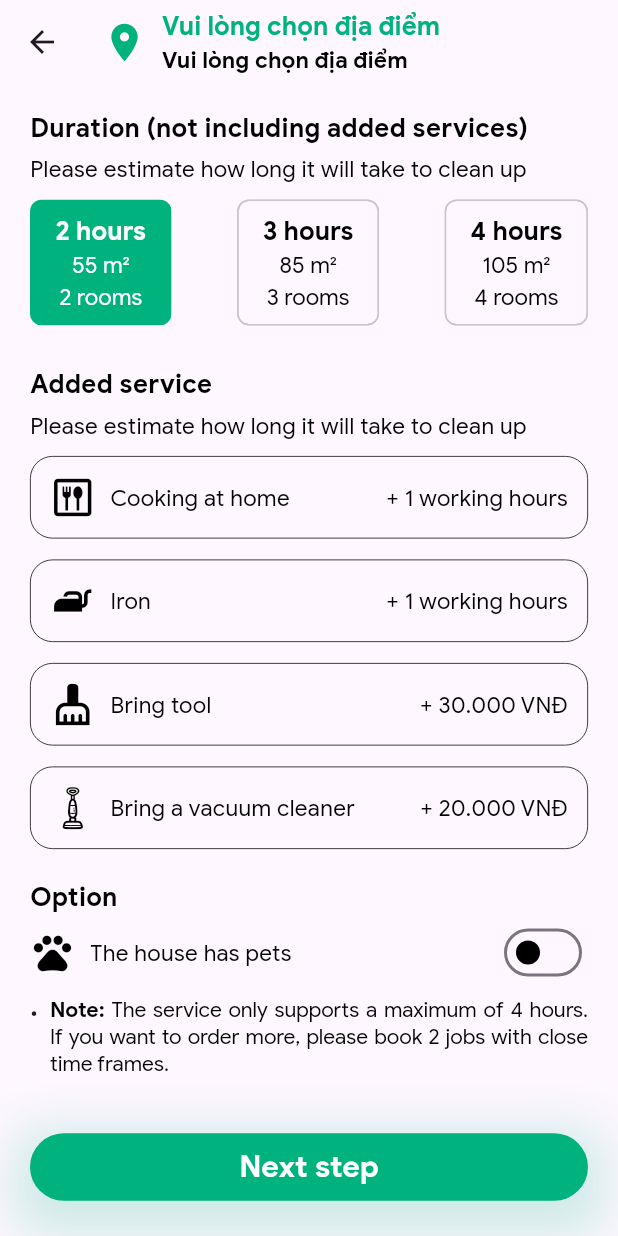
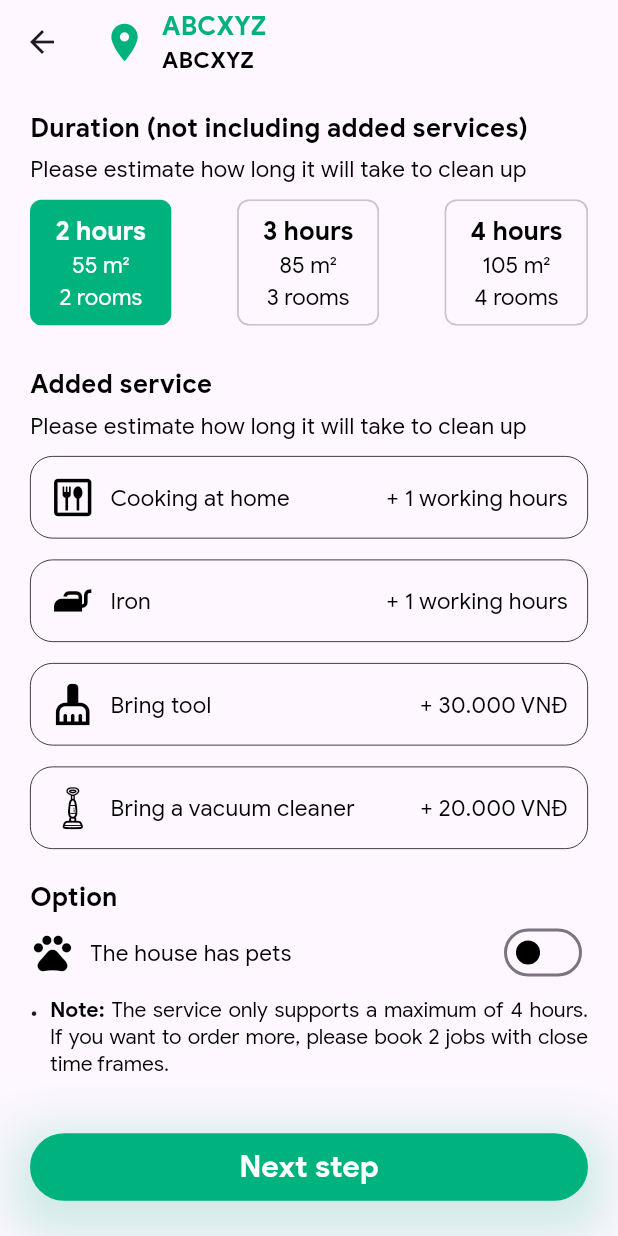
Before and after one commit to dangcpr/aiohs-app, a Flutter app: the CleaningHourlyStep1Screen screen opened directly, on a phone screen of 412 x 824 dp. Run offline on Flutter 3.47's test engine with Material 2 defaults, Android fonts, the phone set to English and light mode, and no system bars; our stand-ins replace another_flutter_splash_screen, awesome_dialog, dio, flutter_bloc, geolocator, google_maps_flutter and 4 more; missing offline and left inert: datetime_setting, flutter_walkthrough_screen; accounts and stored records are empty; generated files the repository leaves out were written again; statements that could not run were skipped.

Commit message:
update cleaning_hourly cubit and gg maps api

```diff
--- /dev/null
+++ b/lib/cleaning_hourly/cubits/save_info/save_address.dart
@@ -0,0 +1,10 @@
+import 'package:flutter_bloc/flutter_bloc.dart';
+import 'package:rmservice/cleaning_hourly/models/address.dart';
+
+class SaveAddressCubit extends Cubit<Address?> {
+  SaveAddressCubit() : super(Address(name: "Nguyễn Hải Đăng", phone: "0123456789", address: "ABCXYZ", shortAddress:"ABCXYZ", typeOfAddress: 'Nhà riêng'));
+
+  void setAddress(Address name) {
+    emit(name);
+  }
+}
--- /dev/null
+++ b/lib/cleaning_hourly/models/address.dart
@@ -0,0 +1,31 @@
+class Address {
+  late String? name;
+  late String? phone;
+  late String? shortAddress;
+  late String? address;
+  late String? typeOfAddress;
+
+  Address({
+    this.name,
+    this.phone,
+    this.shortAddress,
+    this.address,
+    this.typeOfAddress
+  });
+
+  Address.fromJson(Map<String, dynamic> json) {
+    name = json['name'];
+    phone = json['phone'];
+    shortAddress = json['shortAddress'];
+    address = json['address'];
+    typeOfAddress = json['typeOfAddress'];
+  }
+
+  Map<String, dynamic> toJson() => {
+    'name': name,
+    'phone': phone,
+    'shortAddress': shortAddress,
+    'address': address,
+    'typeOfAddress': typeOfAddress
+  };
+}
--- a/lib/cleaning_hourly/models/info_cleaning_hourly.dart
+++ b/lib/cleaning_hourly/models/info_cleaning_hourly.dart
@@ -3,7 +3,6 @@ import 'package:google_maps_flutter/google_maps_flutter.dart';
 class InfoCleaningHourly {
   //late String? name;
   //late String? phone;
-  late LatLng? location;
   late String? shortAddress;
   late String? address;
   late int? duration;
@@ -22,7 +21,6 @@ class InfoCleaningHourly {
   InfoCleaningHourly({
     //this.name,
     //this.phone,
-    this.location,
     this.shortAddress,
     this.address,
     this.duration = 2,
--- a/lib/cleaning_hourly/views/cleaning_hourly_step1.dart
+++ b/lib/cleaning_hourly/views/cleaning_hourly_step1.dart
@@ -1,7 +1,10 @@
 import 'package:flutter/material.dart';
 import 'package:flutter_bloc/flutter_bloc.dart';
+import 'package:page_transition/page_transition.dart';
+import 'package:rmservice/cleaning_hourly/cubits/save_info/save_address.dart';
 import 'package:rmservice/cleaning_hourly/cubits/save_info/save_info.dart';
 import 'package:rmservice/cleaning_hourly/models/info_cleaning_hourly.dart';
+import 'package:rmservice/cleaning_hourly/views/maps.dart';
 import 'package:rmservice/cleaning_hourly/widgets/add_service_choice.dart';
 import 'package:rmservice/cleaning_hourly/widgets/button_app_bar.dart';
 import 'package:rmservice/cleaning_hourly/widgets/button_next_step1.dart';
@@ -38,11 +41,23 @@ class _CleaningHourlyStep1ScreenState extends State<CleaningHourlyStep1Screen> {
       appBar: AppBar(
         titleSpacing: 0,
         title: ButtonChooseLocation(
-          nameLocation: 'Vui lòng chọn địa điểm',
-          addressLocation: 'Vui lòng chọn địa điểm',
+          nameLocation: context.watch<SaveAddressCubit>().state == null
+              ? "Vui lòng chọn địa điểm"
+              : context.watch<SaveAddressCubit>().state!.shortAddress!,
+          addressLocation: context.watch<SaveAddressCubit>().state == null
+              ? "Vui lòng chọn địa điểm"
+              : context.watch<SaveAddressCubit>().state!.address!,
           isDarkMode: isDarkMode,
           onPressed: () {
-            debugPrint('Vui lòng chọn địa điểm');
+            Navigator.push(
+              context,
+              PageTransition(
+                duration: Duration(milliseconds: 400),
+                type: PageTransitionType.rightToLeftWithFade,
+                child: ChooseLocationScreen(),
+                childCurrent: CleaningHourlyStep1Screen(),
+              ),
+            );
           },
         ),
       ),
--- a/lib/cleaning_hourly/views/cleaning_hourly_step2.dart
+++ b/lib/cleaning_hourly/views/cleaning_hourly_step2.dart
@@ -27,7 +27,7 @@ class _CleaningHourlyStep2ScreenState extends State<CleaningHourlyStep2Screen> {
       appBar: AppBar(
         titleSpacing: 0,
         title: Text(
-          'Chọn thời gian làm việc',
+          AppLocalizations.of(context)!.confirmCleaningHourly,
           style: TextStyle(
             fontSize: fontSize.mediumLarger,
             color: isDarkMode ? Colors.white : Colors.black,
--- a/lib/cleaning_hourly/views/cleaning_hourly_step3.dart
+++ b/lib/cleaning_hourly/views/cleaning_hourly_step3.dart
@@ -25,7 +25,7 @@ class _CleaningHourlyStep3ScreenState extends State<CleaningHourlyStep3Screen> {
       appBar: AppBar(
         titleSpacing: 0,
         title: Text(
-          'Xác nhận và thanh toán',
+          AppLocalizations.of(context)!.confirmCleaningHourly,
           style: TextStyle(
             fontSize: fontSize.mediumLarger,
             color: isDarkMode ? Colors.white : Colors.black,
--- a/lib/cleaning_hourly/widgets/button_app_bar.dart
+++ b/lib/cleaning_hourly/widgets/button_app_bar.dart
@@ -37,6 +37,7 @@ class _ButtonChooseLocationState extends State<ButtonChooseLocation> {
           ),
         ),
         child: Row(
+          mainAxisSize: MainAxisSize.min,
           children: [
             Icon(
               Icons.location_on,
@@ -44,11 +45,12 @@ class _ButtonChooseLocationState extends State<ButtonChooseLocation> {
               size: 30,
             ),
             SizedBox(width: 10),
-            Column(
+            Expanded(
+              child: Column(
                 crossAxisAlignment: CrossAxisAlignment.start,
                 children: [
                   Text(
-                  overflow: TextOverflow.fade,
+                    overflow: TextOverflow.ellipsis,
                     widget.nameLocation,
                     style: const TextStyle(
                       color: colorProject.primaryColor,
@@ -67,6 +69,7 @@ class _ButtonChooseLocationState extends State<ButtonChooseLocation> {
                   ),
                 ],
               ),
+            ),
           ],
         ),
       ),
--- a/lib/cleaning_hourly/widgets/pick_date_work.dart
+++ b/lib/cleaning_hourly/widgets/pick_date_work.dart
@@ -1,5 +1,7 @@
 import 'package:flutter/material.dart';
+import 'package:flutter_bloc/flutter_bloc.dart';
 import 'package:intl/intl.dart';
+import 'package:rmservice/cleaning_hourly/cubits/save_info/save_info.dart';
 import 'package:rmservice/utilities/constants/variable.dart';
 
 class PickDateWork extends StatefulWidget {
@@ -43,6 +45,7 @@ class _PickDateWorkState extends State<PickDateWork> {
                     setState(() {
                       value = selected ? index : 0;
                     });
+                    context.read<SaveInfoCleaningHourlyCubit>().state.date = items[index];
                     debugPrint("Selected ${index}: ${items[index].toString()}");
                   },
                   label: Column(
```
Also changed, not shown: lib/cleaning_hourly/controllers/mapsController.dart (+34 -10 lines), lib/cleaning_hourly/cubits/save_info/save_name.dart (deleted, +0 -12 lines), lib/cleaning_hourly/cubits/save_info/save_phone.dart (deleted, +0 -12 lines), lib/cleaning_hourly/views/maps.dart (+113 -10 lines), lib/cleaning_hourly/widgets/button_next_step1.dart (+12 -0 lines), lib/cleaning_hourly/widgets/location_info.dart (+6 -4 lines), lib/cleaning_hourly/widgets/pick_time_work.dart (+4 -3 lines), lib/cleaning_hourly/widgets/show_bottom_address.dart (added, +84 -0 lines), lib/cleaning_hourly/widgets/show_bottom_method.dart (added, +15 -0 lines), lib/cleaning_hourly/widgets/text_field_basic.dart (added, +56 -0 lines). Lines whose indentation alone changed are shown as unchanged.
